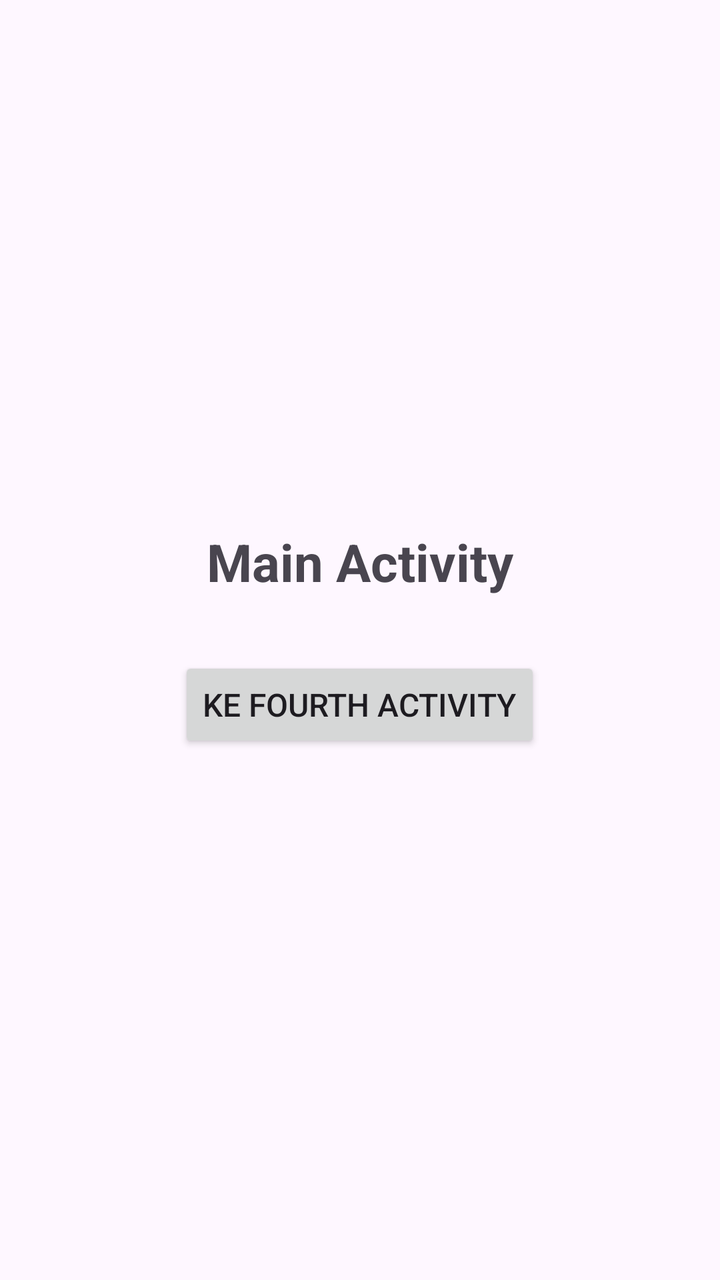
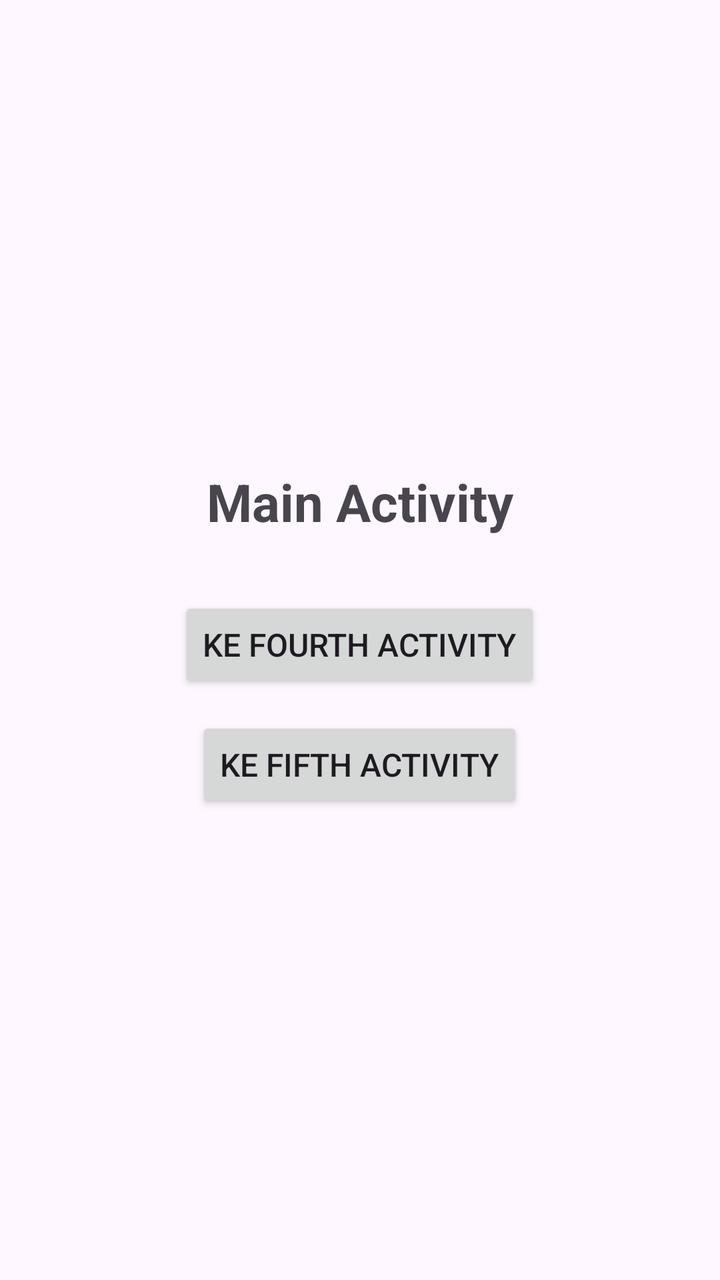

Before-and-after screenshots of an Android layout around one commit, followed by the original layout XML and the change that was made.
<!-- AndroidManifest.xml: application theme Theme.SaturnusDimasBudi -->
<!-- res/layout/activity_main.xml -->
<?xml version="1.0" encoding="utf-8"?>
<LinearLayout
    xmlns:android="http://schemas.android.com/apk/res/android"
    android:layout_width="match_parent"
    android:layout_height="match_parent"
    android:orientation="vertical"
    android:gravity="center"
    android:padding="24dp">

    <TextView
        android:layout_width="wrap_content"
        android:layout_height="wrap_content"
        android:text="Main Activity"
        android:textSize="26sp"
        android:textStyle="bold"
        android:layout_marginBottom="30dp" />

    <Button
        android:id="@+id/btnToFourth"
        android:layout_width="wrap_content"
        android:layout_height="wrap_content"
        android:text="Ke Fourth Activity"
        android:textSize="16sp" />

</LinearLayout>
<!-- resources referenced by this layout -->
<resources>
  <style name="Theme.SaturnusDimasBudi" parent="Theme.Saturnus_DimasBudi" />
  <style name="Theme.Saturnus_DimasBudi" parent="Base.Theme.Saturnus_DimasBudi" />
  <style name="Base.Theme.Saturnus_DimasBudi" parent="Theme.Material3.DayNight.NoActionBar">
          
          
      </style>
</resources>

<!-- the commit's change to res/layout/activity_main.xml (unified diff, before → after) -->
@@ -20,6 +20,14 @@
         android:layout_width="wrap_content"
         android:layout_height="wrap_content"
         android:text="Ke Fourth Activity"
+        android:textSize="16sp"
+        android:layout_marginBottom="12dp" />
+
+    <Button
+        android:id="@+id/btnToFifth"
+        android:layout_width="wrap_content"
+        android:layout_height="wrap_content"
+        android:text="Ke Fifth Activity"
         android:textSize="16sp" />
 
 </LinearLayout>
